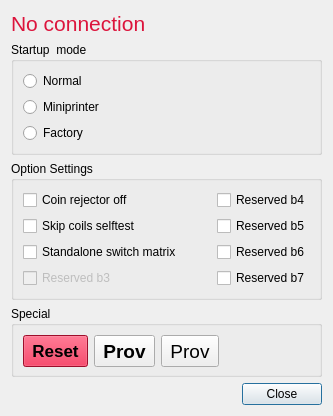
First picture: the form in ui/settings.ui, repository garzol/wiflip, before the edit.
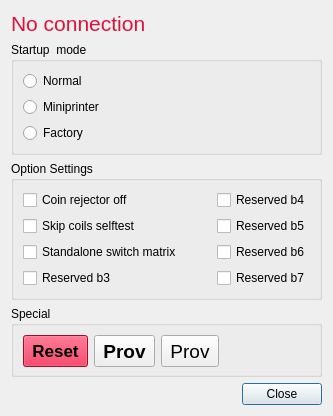
Second picture: the form after the edit.

Patch:
```diff
--- a/ui/settings.ui
+++ b/ui/settings.ui
@@ -140,7 +140,10 @@
       <item row="3" column="0">
        <widget class="QCheckBox" name="checkBox_flag3">
         <property name="enabled">
-         <bool>false</bool>
+         <bool>true</bool>
+        </property>
+        <property name="toolTip">
+         <string/>
         </property>
         <property name="text">
          <string>Reserved b3</string>
```
Left out of the diff: 6 changed lines with no effect on the pictures.
